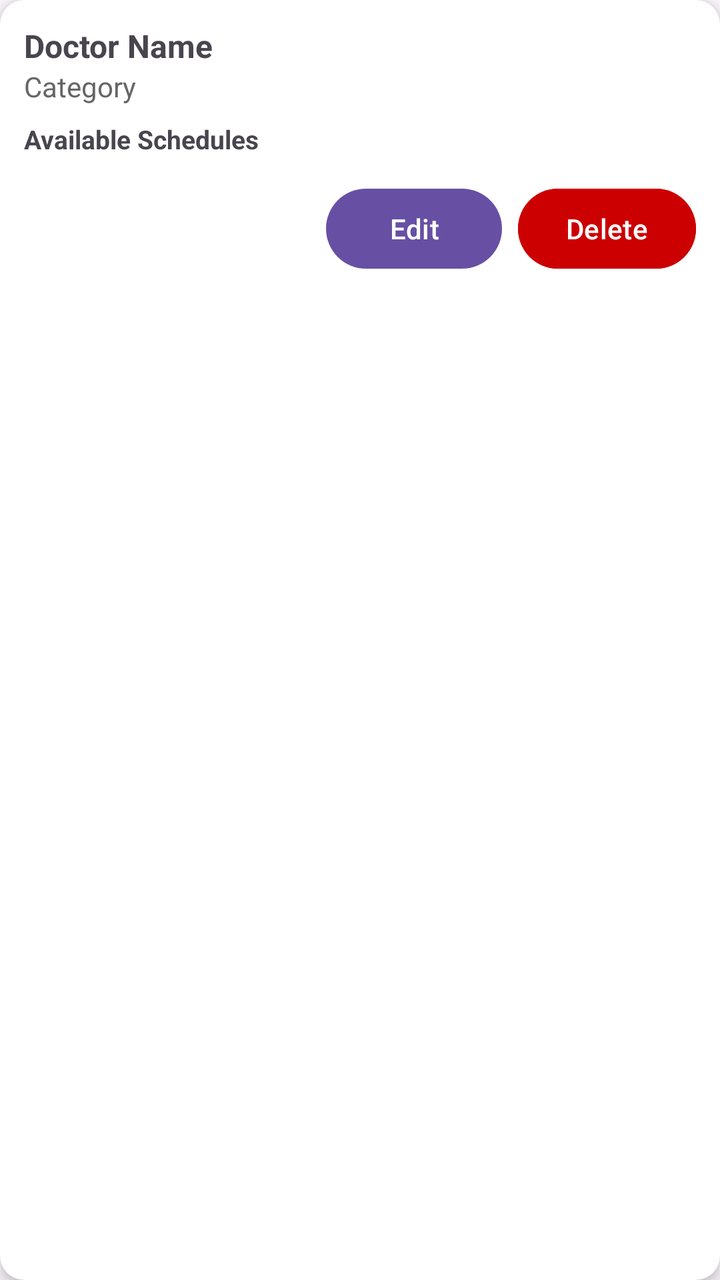
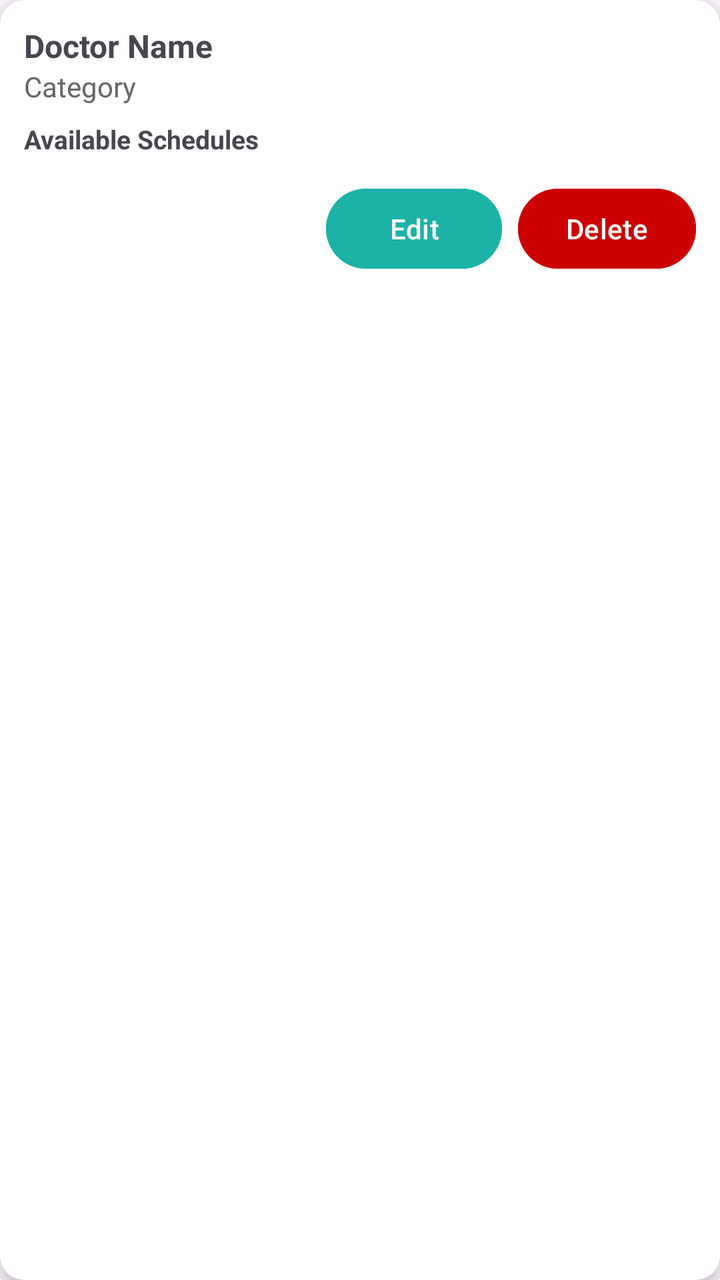

An Android layout rendered at two revisions. The XML below is the earlier revision; the diff shows what the commit changed to produce the second picture.
<!-- AndroidManifest.xml: application theme Theme.MedEase -->
<!-- res/layout/item_doctor_admin.xml -->
<?xml version="1.0" encoding="utf-8"?>
<androidx.cardview.widget.CardView
    xmlns:android="http://schemas.android.com/apk/res/android"
    xmlns:app="http://schemas.android.com/apk/res-auto"
    android:layout_width="match_parent"
    android:layout_height="wrap_content"
    android:layout_marginBottom="8dp"
    app:cardCornerRadius="12dp"
    app:cardElevation="4dp">

    <LinearLayout
        android:layout_width="match_parent"
        android:layout_height="wrap_content"
        android:orientation="vertical"
        android:padding="12dp">

        
        <TextView
            android:id="@+id/tvDoctorName"
            android:layout_width="wrap_content"
            android:layout_height="wrap_content"
            android:text="Doctor Name"
            android:textSize="16sp"
            android:textStyle="bold" />

        
        <TextView
            android:id="@+id/tvDoctorCategory"
            android:layout_width="wrap_content"
            android:layout_height="wrap_content"
            android:text="Category"
            android:textColor="#666666"
            android:layout_marginBottom="8dp" />

        
        <TextView
            android:layout_width="wrap_content"
            android:layout_height="wrap_content"
            android:text="Available Schedules"
            android:textSize="13sp"
            android:textStyle="bold"
            android:layout_marginBottom="4dp" />

        
        <com.google.android.material.chip.ChipGroup
            android:id="@+id/chipGroupSchedules"
            android:layout_width="match_parent"
            android:layout_height="wrap_content"
            app:singleLine="false"
            app:chipSpacing="6dp"
            android:layout_marginBottom="8dp" />

        <LinearLayout
            android:layout_width="match_parent"
            android:layout_height="wrap_content"
            android:gravity="end"
            android:orientation="horizontal">

            <Button
                android:id="@+id/btnEdit"
                android:layout_width="wrap_content"
                android:layout_height="wrap_content"
                android:text="Edit" />

            <Button
                android:id="@+id/btnDelete"
                android:layout_width="wrap_content"
                android:layout_height="wrap_content"
                android:text="Delete"
                android:textColor="@android:color/white"
                android:backgroundTint="@android:color/holo_red_dark"
                android:layout_marginStart="8dp" />
        </LinearLayout>

    </LinearLayout>
</androidx.cardview.widget.CardView>
<!-- resources referenced by this layout -->
<resources>
  <style name="Theme.MedEase" parent="Base.Theme.MedEase" />
  <style name="Base.Theme.MedEase" parent="Theme.Material3.DayNight.NoActionBar">
          
          
      </style>
</resources>

<!-- the commit's change to res/layout/item_doctor_admin.xml (unified diff, before → after) -->
@@ -60,6 +60,8 @@
                 android:id="@+id/btnEdit"
                 android:layout_width="wrap_content"
                 android:layout_height="wrap_content"
+                android:backgroundTint="#1CB2A8"
+
                 android:text="Edit" />
 
             <Button
